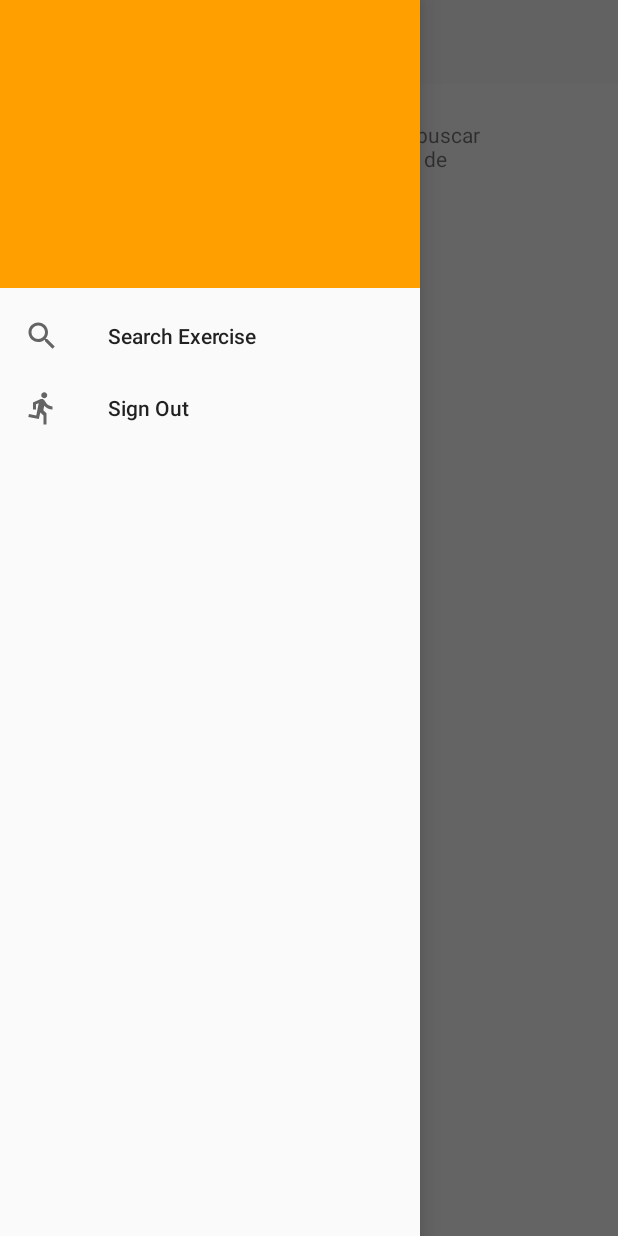
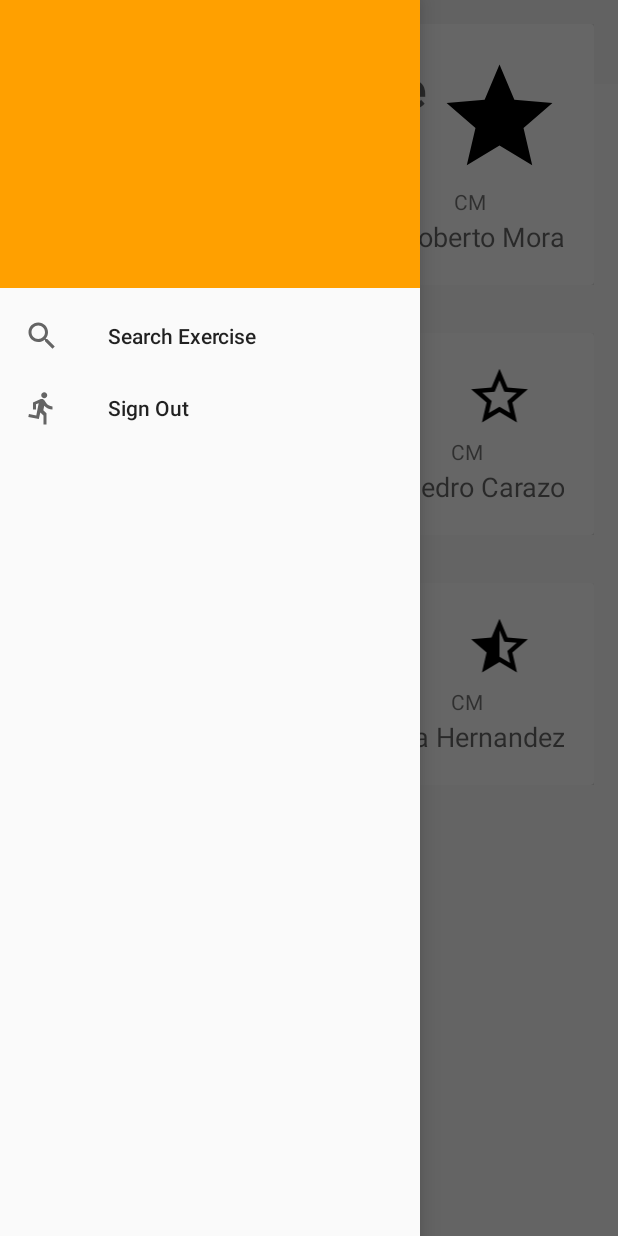
Before and after one commit to romogo17/Remus, an Android app: the screen it shows after launch once a user with an empty profile is signed in (SelectorActivity), with the side drawer open, on a phone screen of 412 x 824 dp. Run offline under Robolectric (Android 15) with nearby library versions, the phone set to English and light mode, and no system bars; our stand-ins replace Firebase (no records; nobody signed in at launch, a user with empty details on screens opened directly).

Commit message:
Selector page v1 - Changes pending

```diff
--- /dev/null
+++ b/app/src/main/java/com/una/optimizeprime/remus/Exercise.java
@@ -0,0 +1,50 @@
+package com.una.optimizeprime.remus;
+
+import java.util.ArrayList;
+
+public class Exercise {
+
+    private String clef;
+    private String created_by;
+    private String key;
+    private String name;
+    private ArrayList<String> notes;
+    private float stars;
+
+
+    public Exercise() {
+    }
+
+    public Exercise(String clef, String created_by, String key, String name, ArrayList<String> notes, float stars) {
+        this.clef = clef;
+        this.created_by = created_by;
+        this.key = key;
+        this.name = name;
+        this.notes = notes;
+        this.stars = stars;
+    }
+
+    public String getClef() {
+        return clef;
+    }
+
+    public String getCreated_by() {
+        return created_by;
+    }
+
+    public String getKey() {
+        return key;
+    }
+
+    public String getName() {
+        return name;
+    }
+
+    public ArrayList<String> getNotes() {
+        return notes;
+    }
+
+    public float getStars() {
+        return stars;
+    }
+}
--- /dev/null
+++ b/app/src/main/java/com/una/optimizeprime/remus/RVAdapter.java
@@ -0,0 +1,80 @@
+package com.una.optimizeprime.remus;
+
+import android.support.v7.widget.CardView;
+import android.support.v7.widget.RecyclerView;
+import android.util.Log;
+import android.view.LayoutInflater;
+import android.view.View;
+import android.view.ViewGroup;
+import android.widget.ImageView;
+import android.widget.ListView;
+import android.widget.TextView;
+
+import java.util.List;
+
+public class RVAdapter extends RecyclerView.Adapter<RVAdapter.ExerciseViewHolder> {
+
+    List<Exercise> exercises;
+
+    public static class ExerciseViewHolder extends RecyclerView.ViewHolder {
+
+        CardView cv;
+        TextView exName;
+        TextView exClef;
+        TextView exKey;
+        TextView exCreatedBy;
+        ImageView exStars;
+
+        public ExerciseViewHolder(View itemView) {
+            super(itemView);
+
+            cv = (CardView) itemView.findViewById(R.id.card_view);
+            exName = (TextView) itemView.findViewById(R.id.exercise_name);
+            exClef = (TextView) itemView.findViewById(R.id.exercise_clef);
+            exKey = (TextView) itemView.findViewById(R.id.exercise_key);
+            exCreatedBy = (TextView) itemView.findViewById(R.id.exercise_created_by);
+            exStars = (ImageView) itemView.findViewById(R.id.exercise_stars);
+        }
+    }
+
+
+    RVAdapter(List<Exercise> exercises){
+        this.exercises = exercises;
+    }
+
+    // Create new views (invoked by the layout manager)
+    @Override
+    public ExerciseViewHolder onCreateViewHolder(ViewGroup parent,
+                                                 int i) {
+        View itemView = LayoutInflater.from(parent.getContext())
+                .inflate(R.layout.card_view, parent, false);
+        return new ExerciseViewHolder(itemView);
+    }
+
+
+    // Replace the contents of a view (invoked by the layout manager)
+    @Override
+    public void onBindViewHolder(ExerciseViewHolder holder, int i) {
+        Exercise exercise = exercises.get(i);
+        holder.exName.setText(exercise.getName());
+        holder.exClef.setText(exercise.getClef());
+        holder.exKey.setText(exercise.getKey());
+        holder.exCreatedBy.setText(exercise.getCreated_by());
+
+        switch (Math.round(exercise.getStars())){
+            case 1: holder.exStars.setImageResource(R.drawable.ic_star_border_black_24dp); break;
+            case 2: holder.exStars.setImageResource(R.drawable.ic_star_half_black_24dp); break;
+            case 3: holder.exStars.setImageResource(R.drawable.ic_star_black_24dp); break;
+            default: holder.exStars.setImageResource(R.drawable.ic_star_border_black_24dp); break;
+        }
+    }
+
+    // Return the size of your dataset (invoked by the layout manager)
+    @Override
+    public int getItemCount() {
+        Log.d("DEBUG!", "the count is " + exercises.size());
+        return exercises.size();
+
+    }
+
+}
--- a/app/src/main/java/com/una/optimizeprime/remus/SelectorActivity.java
+++ b/app/src/main/java/com/una/optimizeprime/remus/SelectorActivity.java
@@ -2,6 +2,7 @@ package com.una.optimizeprime.remus;
 
 import android.app.Activity;
 import android.content.Intent;
+import android.support.annotation.NonNull;
 import android.support.design.widget.NavigationView;
 import android.support.design.widget.Snackbar;
 import android.support.v4.view.GravityCompat;
@@ -9,6 +10,9 @@ import android.support.v4.widget.DrawerLayout;
 import android.support.v7.app.ActionBar;
 import android.support.v7.app.AppCompatActivity;
 import android.os.Bundle;
+import android.support.v7.widget.DefaultItemAnimator;
+import android.support.v7.widget.LinearLayoutManager;
+import android.support.v7.widget.RecyclerView;
 import android.support.v7.widget.Toolbar;
 import android.view.MenuItem;
 import android.view.View;
@@ -16,10 +20,17 @@ import android.widget.TextView;
 
 import com.google.firebase.auth.FirebaseAuth;
 
+import java.util.ArrayList;
+import java.util.List;
+
 public class SelectorActivity extends AppCompatActivity implements View.OnClickListener {
 
     private DrawerLayout mDrawerLayout;
     private FirebaseAuth mAuth;
+    private RecyclerView mRecyclerView;
+    private RecyclerView.Adapter mAdapter;
+    private RecyclerView.LayoutManager mLayoutManager;
+    private NavigationView navigationView;
 
     @Override
     protected void onCreate(Bundle savedInstanceState) {
@@ -27,18 +38,41 @@ public class SelectorActivity extends AppCompatActivity implements View.OnClickL
         setContentView(R.layout.activity_selector);
 
         // Firebase Auth instance
-        // [START initialize_auth]
         mAuth = FirebaseAuth.getInstance();
-        // [END initialize_auth]
+
+        // Set the toolbar
+        setToolbar();
+
+        // Set Activity drawer
+        navigationView = setActivityDrawer();
+
+        // Update the Navigation drawer according to the user
+        updateNavigationDrawer();
 
 
-        // Set the toolbar
-        Toolbar toolbar = findViewById(R.id.toolbar);
-        setSupportActionBar(toolbar);
-        ActionBar actionbar = getSupportActionBar();
-        actionbar.setDisplayHomeAsUpEnabled(true);
-        actionbar.setHomeAsUpIndicator(R.drawable.ic_menu_black_24dp);
 
+        mRecyclerView = (RecyclerView) findViewById(R.id.recycler_view);
+
+
+
+        // specify an adapter (see also next example)
+        List<Exercise> exercises = new ArrayList<>();
+        exercises.add(new Exercise("GG", "Roberto Mora", "CM", "Twinkle Twinkle Little Star", null, 3));
+        exercises.add(new Exercise("G", "Pedro Carazo", "CM", "C Major Scale", null, 1));
+        exercises.add(new Exercise("G", "Ketcha Hernandez", "CM", "Despacito", null, 2));
+
+        mAdapter = new RVAdapter(exercises);
+        // use a linear layout manager
+        mLayoutManager = new LinearLayoutManager(getApplicationContext());
+        mRecyclerView.setLayoutManager(mLayoutManager);
+        mRecyclerView.setItemAnimator(new DefaultItemAnimator());
+        mRecyclerView.setAdapter(mAdapter);
+
+        mAdapter.notifyDataSetChanged();
+    }
+
+    @NonNull
+    private NavigationView setActivityDrawer() {
         // Set the activity drawer
         mDrawerLayout = findViewById(R.id.drawer_layout);
 
@@ -91,15 +125,19 @@ public class SelectorActivity extends AppCompatActivity implements View.OnClickL
                     }
                 }
         );
-
-        updateNavigationDrawer(navigationView);
-
-
-        // Set the listeners
-        findViewById(R.id.goto_exercise).setOnClickListener(this);
+        return navigationView;
     }
 
-    private void updateNavigationDrawer(NavigationView navigationView) {
+    private void setToolbar() {
+        // Set the toolbar
+        Toolbar toolbar = findViewById(R.id.toolbar);
+        setSupportActionBar(toolbar);
+        ActionBar actionbar = getSupportActionBar();
+        actionbar.setDisplayHomeAsUpEnabled(true);
+        actionbar.setHomeAsUpIndicator(R.drawable.ic_menu_black_24dp);
+    }
+
+    private void updateNavigationDrawer() {
         // Set the navbar options according to the logged user
         View header = navigationView.getHeaderView(0);
         TextView headerTitle = (TextView) header.findViewById(R.id.nav_header_title);
@@ -128,11 +166,11 @@ public class SelectorActivity extends AppCompatActivity implements View.OnClickL
     @Override
     public void onClick(View v) {
         switch(v.getId()){
-            case R.id.goto_exercise:
-                //Starts a new activity of ExerciseActivity class
-                Intent intent = new Intent(getApplicationContext(), ExerciseActivity.class);
-                startActivity(intent);
-                break;
+//            case R.id.goto_exercise:
+//                //Starts a new activity of ExerciseActivity class
+//                Intent intent = new Intent(getApplicationContext(), ExerciseActivity.class);
+//                startActivity(intent);
+//                break;
         }
     }
 }
--- /dev/null
+++ b/app/src/main/res/drawable/ic_star_black_24dp.xml
@@ -0,0 +1,9 @@
+<vector xmlns:android="http://schemas.android.com/apk/res/android"
+        android:width="24dp"
+        android:height="24dp"
+        android:viewportWidth="24.0"
+        android:viewportHeight="24.0">
+    <path
+        android:fillColor="#FF000000"
+        android:pathData="M12,17.27L18.18,21l-1.64,-7.03L22,9.24l-7.19,-0.61L12,2 9.19,8.63 2,9.24l5.46,4.73L5.82,21z"/>
+</vector>
--- /dev/null
+++ b/app/src/main/res/drawable/ic_star_border_black_24dp.xml
@@ -0,0 +1,9 @@
+<vector xmlns:android="http://schemas.android.com/apk/res/android"
+        android:width="24dp"
+        android:height="24dp"
+        android:viewportWidth="24.0"
+        android:viewportHeight="24.0">
+    <path
+        android:fillColor="#FF000000"
+        android:pathData="M22,9.24l-7.19,-0.62L12,2 9.19,8.63 2,9.24l5.46,4.73L5.82,21 12,17.27 18.18,21l-1.63,-7.03L22,9.24zM12,15.4l-3.76,2.27 1,-4.28 -3.32,-2.88 4.38,-0.38L12,6.1l1.71,4.04 4.38,0.38 -3.32,2.88 1,4.28L12,15.4z"/>
+</vector>
--- /dev/null
+++ b/app/src/main/res/drawable/ic_star_half_black_24dp.xml
@@ -0,0 +1,9 @@
+<vector xmlns:android="http://schemas.android.com/apk/res/android"
+        android:width="24dp"
+        android:height="24dp"
+        android:viewportWidth="24.0"
+        android:viewportHeight="24.0">
+    <path
+        android:fillColor="#FF000000"
+        android:pathData="M22,9.24l-7.19,-0.62L12,2 9.19,8.63 2,9.24l5.46,4.73L5.82,21 12,17.27 18.18,21l-1.63,-7.03L22,9.24zM12,15.4V6.1l1.71,4.04 4.38,0.38 -3.32,2.88 1,4.28L12,15.4z"/>
+</vector>
--- a/app/src/main/res/layout/activity_selector.xml
+++ b/app/src/main/res/layout/activity_selector.xml
@@ -1,5 +1,4 @@
-<?xml version="1.0" encoding="utf-8"?>
-<!-- Use DrawerLayout as root container for activity -->
+<?xml version="1.0" encoding="utf-8"?><!-- Use DrawerLayout as root container for activity -->
 <android.support.v4.widget.DrawerLayout xmlns:android="http://schemas.android.com/apk/res/android"
     xmlns:app="http://schemas.android.com/apk/res-auto"
     android:id="@+id/drawer_layout"
@@ -20,38 +19,14 @@
             android:background="?attr/colorPrimary"
             android:theme="@style/ThemeOverlay.AppCompat.ActionBar" /> <!--android:background="@color/colorPrimary"-->
 
-        <android.support.constraint.ConstraintLayout xmlns:android="http://schemas.android.com/apk/res/android"
-            xmlns:app="http://schemas.android.com/apk/res-auto"
-            xmlns:tools="http://schemas.android.com/tools"
+        <!-- A RecyclerView with some commonly used attributes -->
+        <android.support.v7.widget.RecyclerView
+            android:id="@+id/recycler_view"
+            android:scrollbars="vertical"
             android:layout_width="match_parent"
-            android:layout_height="match_parent"
-            tools:context="com.una.optimizeprime.remus.SelectorActivity">
+            android:layout_height="match_parent"/>
 
-            <TextView
-                android:id="@+id/textView"
-                android:layout_width="250dp"
-                android:layout_height="wrap_content"
-                android:layout_marginEnd="8dp"
-                android:layout_marginStart="8dp"
-                android:layout_marginTop="80dp"
-                android:text="Esta vista es para seleccionar y buscar ejercicios. Estoy investigando lo de Firebase para esta vista"
-                app:layout_constraintEnd_toEndOf="parent"
-                app:layout_constraintHorizontal_bias="0.496"
-                app:layout_constraintStart_toStartOf="parent"
-                app:layout_constraintTop_toTopOf="parent" />
 
-            <Button
-                android:id="@+id/goto_exercise"
-                android:layout_width="wrap_content"
-                android:layout_height="wrap_content"
-                android:layout_marginEnd="8dp"
-                android:layout_marginStart="8dp"
-                android:layout_marginTop="44dp"
-                android:text="A Ejercicio"
-                app:layout_constraintEnd_toEndOf="parent"
-                app:layout_constraintStart_toStartOf="parent"
-                app:layout_constraintTop_toBottomOf="@+id/textView" />
-        </android.support.constraint.ConstraintLayout>
     </FrameLayout>
 
     <!-- Container for contents of drawer - use NavigationView to make configuration easier -->
@@ -61,8 +36,8 @@
         android:layout_height="match_parent"
         android:layout_gravity="start"
         android:fitsSystemWindows="true"
-        app:menu="@menu/drawer_view"
-        app:headerLayout="@layout/nav_header"/>
+        app:headerLayout="@layout/nav_header"
+        app:menu="@menu/drawer_view" />
 
 
 </android.support.v4.widget.DrawerLayout>
--- /dev/null
+++ b/app/src/main/res/layout/card_view.xml
@@ -0,0 +1,102 @@
+<?xml version="1.0" encoding="utf-8"?>
+<LinearLayout xmlns:android="http://schemas.android.com/apk/res/android"
+    xmlns:app="http://schemas.android.com/apk/res-auto"
+    xmlns:tools="http://schemas.android.com/tools"
+    android:layout_width="match_parent"
+    android:layout_height="wrap_content"
+    android:padding="16dp"
+    >
+
+    <android.support.v7.widget.CardView
+        android:id="@+id/card_view"
+        android:layout_width="match_parent"
+        android:layout_height="wrap_content"
+        app:cardElevation="2dp"
+        app:contentPadding="20dp">
+
+        <LinearLayout
+            android:layout_width="match_parent"
+            android:layout_height="match_parent"
+            android:orientation="vertical">
+
+            <LinearLayout
+                android:layout_width="match_parent"
+                android:layout_height="match_parent"
+                android:orientation="horizontal"
+                android:weightSum="4">
+
+                <TextView
+                    android:id="@+id/exercise_name"
+                    android:layout_width="69dp"
+                    android:layout_height="wrap_content"
+                    android:layout_weight="3"
+                    android:text="Despacito"
+                    android:textAppearance="@android:style/TextAppearance.Material.Display1"
+                    android:textStyle="bold"
+                    tools:targetApi="lollipop" />
+
+                <ImageView
+                    android:id="@+id/exercise_stars"
+                    android:layout_width="wrap_content"
+                    android:layout_height="match_parent"
+                    android:layout_weight="1"
+                    app:srcCompat="@android:drawable/btn_star" />
+            </LinearLayout>
+
+            <LinearLayout
+                android:layout_width="match_parent"
+                android:layout_height="match_parent"
+                android:orientation="horizontal"
+                android:weightSum="4">
+
+                <TextView
+                    android:id="@+id/clef"
+                    android:layout_width="wrap_content"
+                    android:layout_height="wrap_content"
+                    android:layout_weight="1"
+                    android:text="Clave:"
+                    android:textAppearance="@android:style/TextAppearance.Material.Medium"
+                    android:textColor="@color/colorPrimary"
+                    tools:targetApi="lollipop" />
+
+                <TextView
+                    android:id="@+id/exercise_clef"
+                    android:layout_width="wrap_content"
+                    android:layout_height="wrap_content"
+                    android:layout_weight="1"
+                    android:text="G" />
+
+                <TextView
+                    android:id="@+id/key"
+                    android:layout_width="wrap_content"
+                    android:layout_height="wrap_content"
+                    android:layout_weight="1"
+                    android:text="Tono:"
+                    android:textAppearance="@android:style/TextAppearance.Material.Medium"
+                    android:textColor="@color/colorPrimary"
+                    tools:targetApi="lollipop" />
+
+                <TextView
+                    android:id="@+id/exercise_key"
+                    android:layout_width="wrap_content"
+                    android:layout_height="wrap_content"
+                    android:layout_weight="1"
+                    android:text="CM" />
+
+            </LinearLayout>
+
+            <TextView
+                android:id="@+id/exercise_created_by"
+                android:layout_width="match_parent"
+                android:layout_height="wrap_content"
+                android:layout_weight="1"
+                android:gravity="end"
+                android:text="Luis Fonsi"
+                android:textAlignment="textEnd"
+                android:textAppearance="@android:style/TextAppearance.Material.Medium"
+                tools:targetApi="lollipop" />
+
+        </LinearLayout>
+    </android.support.v7.widget.CardView>
+
+</LinearLayout>
--- a/app/src/main/res/values/colors.xml
+++ b/app/src/main/res/values/colors.xml
@@ -2,7 +2,7 @@
 <resources>
     <color name="colorPrimary">#039BE5</color>
     <color name="colorPrimaryDark">#0288D1</color>
-    <color name="colorAccent">#FFA000</color>
+    <color name="colorAccent">#ffa000</color>
 
     <color name="grey_100">#F5F5F5</color>
 </resources>
```
Also changed, not shown: app/build.gradle (+6 -5 lines).
